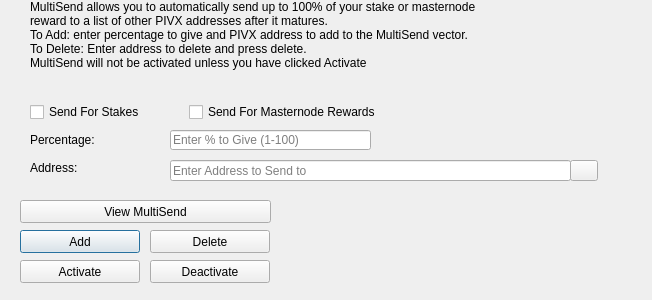
Old version of the form src/qt/forms/multisenddialog.ui in the repository chavezcoin-project/arepacoin.
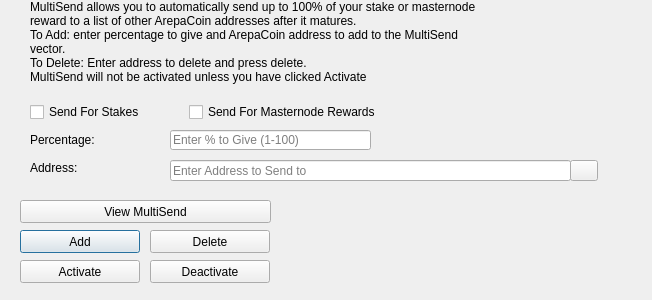
New version of the form. Icons and pictures are not drawn.

Commit message: Changed PIVX names to Arepacoin

Patch:
```diff
--- a/src/qt/forms/multisenddialog.ui
+++ b/src/qt/forms/multisenddialog.ui
@@ -61,8 +61,8 @@
     <number>1</number>
    </property>
    <property name="text">
-    <string>MultiSend allows you to automatically send up to 100% of your stake or masternode reward to a list of other PIVX addresses after it matures.
-To Add: enter percentage to give and PIVX address to add to the MultiSend vector.
+    <string>MultiSend allows you to automatically send up to 100% of your stake or masternode reward to a list of other ArepaCoin addresses after it matures.
+To Add: enter percentage to give and ArepaCoin address to add to the MultiSend vector.
 To Delete: Enter address to delete and press delete.
 MultiSend will not be activated unless you have clicked Activate</string>
    </property>
```
Left out of the diff: 4 changed lines with no effect on the pictures. The commit also changes 317 other files.
